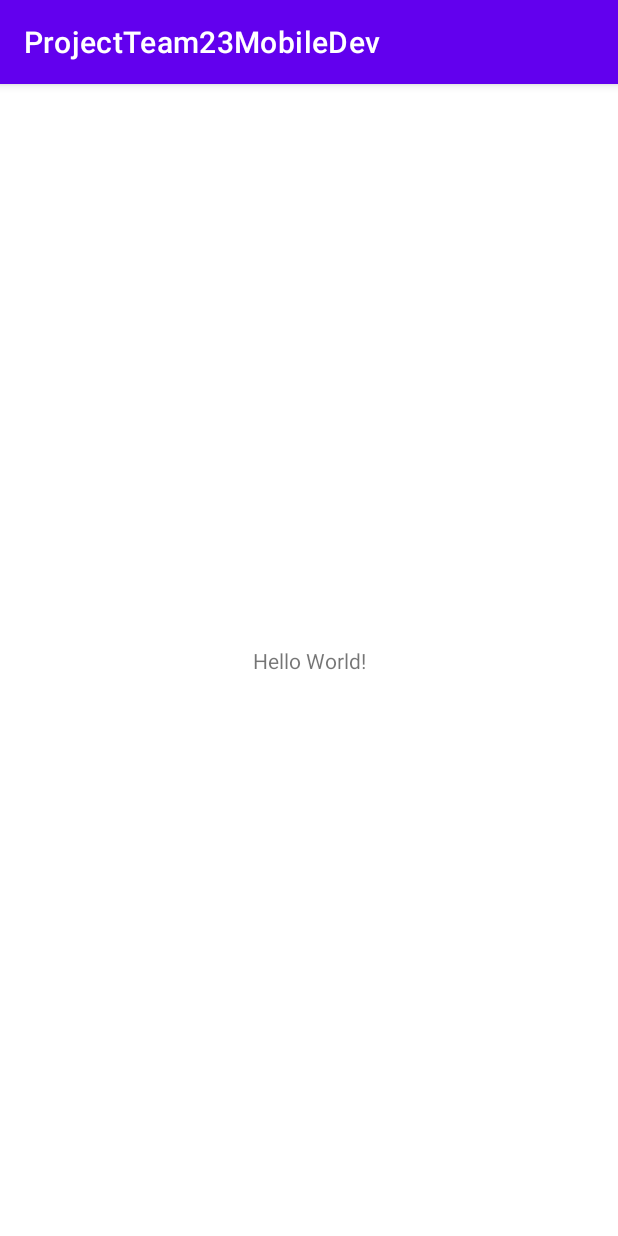
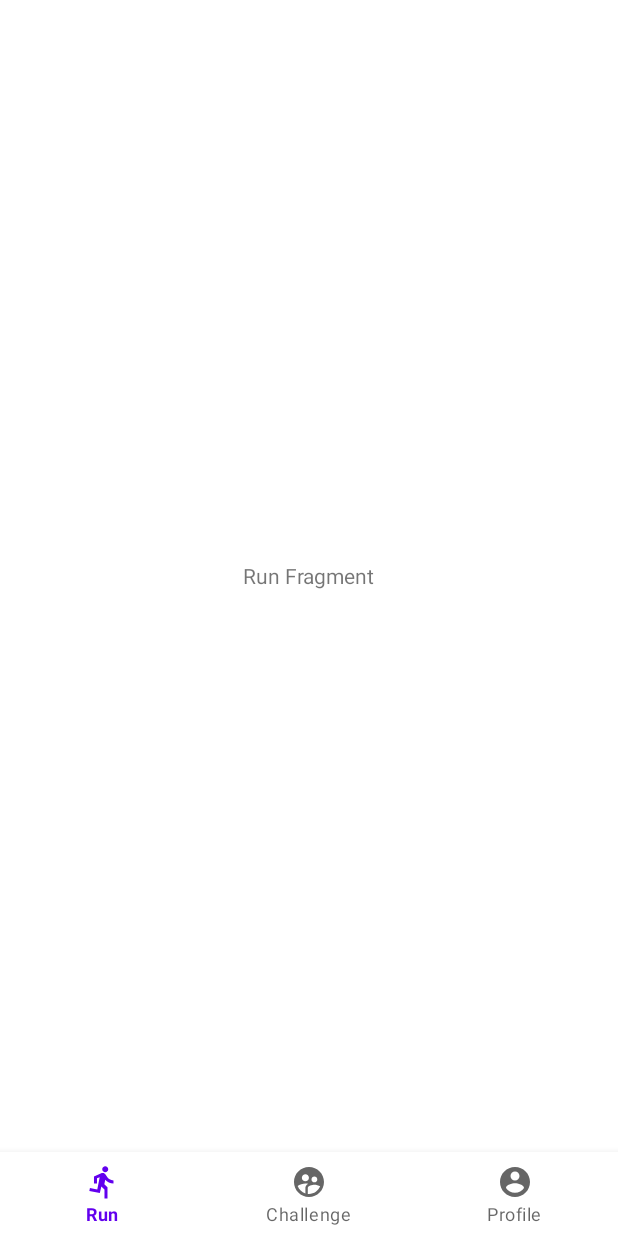
Before and after one commit to sheth-de/BurnIt, an Android app: the screen it shows after launch once a user with an empty profile is signed in (MainActivity), on a phone screen of 412 x 824 dp. Run offline under Robolectric (Android 15) with nearby library versions, the phone set to English and light mode, and no system bars; our stand-ins replace Firebase (no records; nobody signed in at launch, a user with empty details on screens opened directly).

Commit message:
bottom navigation bar

```diff
--- a/app/build.gradle
+++ b/app/build.gradle
@@ -35,6 +35,7 @@ dependencies {
     implementation 'androidx.constraintlayout:constraintlayout:2.1.3'
     implementation 'com.google.firebase:firebase-auth:21.0.3'
     implementation 'com.google.firebase:firebase-firestore:24.1.0'
+    implementation 'androidx.legacy:legacy-support-v4:1.0.0'
     testImplementation 'junit:junit:4.13.2'
     androidTestImplementation 'androidx.test.ext:junit:1.1.3'
     androidTestImplementation 'androidx.test.espresso:espresso-core:3.4.0'
--- /dev/null
+++ b/app/src/main/java/com/example/projectteam23mobiledev/ChallengeFragment.java
@@ -0,0 +1,19 @@
+package com.example.projectteam23mobiledev;
+
+import android.os.Bundle;
+
+import androidx.fragment.app.Fragment;
+
+import android.view.LayoutInflater;
+import android.view.View;
+import android.view.ViewGroup;
+
+public class ChallengeFragment extends Fragment {
+
+    @Override
+    public View onCreateView(LayoutInflater inflater, ViewGroup container,
+                             Bundle savedInstanceState) {
+        // Inflate the layout for this fragment
+        return inflater.inflate(R.layout.fragment_challenge, container, false);
+    }
+}
--- a/app/src/main/java/com/example/projectteam23mobiledev/MainActivity.java
+++ b/app/src/main/java/com/example/projectteam23mobiledev/MainActivity.java
@@ -1,18 +1,30 @@
 package com.example.projectteam23mobiledev;
 
+import androidx.annotation.NonNull;
 import androidx.appcompat.app.AppCompatActivity;
 
 import android.content.Intent;
 import android.os.Bundle;
+import android.view.MenuItem;
 import android.widget.TextView;
 
+import com.google.android.material.badge.BadgeDrawable;
+import com.google.android.material.bottomnavigation.BottomNavigationView;
+import com.google.android.material.navigation.NavigationBarView;
 import com.google.firebase.auth.FirebaseAuth;
 import com.google.firebase.auth.FirebaseUser;
 
 public class MainActivity extends AppCompatActivity {
 
     private FirebaseAuth mAuth;
-    private TextView usr;
+//    private TextView usr;
+    private BottomNavigationView bottomNavigationView;
+
+    private RunFragment runFragment = new RunFragment();
+    private ProfileFragment profileFragment = new ProfileFragment();
+    private ChallengeFragment challengeFragment = new ChallengeFragment();
+
+
 
     @Override
     protected void onCreate(Bundle savedInstanceState) {
@@ -20,12 +32,39 @@ public class MainActivity extends AppCompatActivity {
         setContentView(R.layout.activity_main);
 
         mAuth = FirebaseAuth.getInstance();
-        usr = (TextView) findViewById(R.id.usr);
+//        usr = (TextView) findViewById(R.id.usr);
 
         if (mAuth.getCurrentUser() != null) {
             String em = mAuth.getCurrentUser().getEmail();
-            usr.setText("Hi "+em.substring(0, em.indexOf('@'))+ "!");
+//            usr.setText("Hi "+em.substring(0, em.indexOf('@'))+ "!");
         }
+
+
+        bottomNavigationView = findViewById(R.id.bottom_navigation);
+        getSupportFragmentManager().beginTransaction().replace(R.id.container, runFragment).commit();
+
+//        BadgeDrawable badgeDrawable = bottomNavigationView.getOrCreateBadge(R.id.profile);
+//        badgeDrawable.setVisible(true);
+//        badgeDrawable.setNumber(8);
+
+        bottomNavigationView.setOnItemSelectedListener(new NavigationBarView.OnItemSelectedListener() {
+            @Override
+            public boolean onNavigationItemSelected(@NonNull MenuItem item) {
+                switch (item.getItemId()) {
+                    case R.id.run:
+                        getSupportFragmentManager().beginTransaction().replace(R.id.container, runFragment).commit();
+                        return true;
+                    case R.id.profile:
+                        getSupportFragmentManager().beginTransaction().replace(R.id.container, profileFragment).commit();
+                        return true;
+                    case R.id.challenge:
+                        getSupportFragmentManager().beginTransaction().replace(R.id.container, challengeFragment).commit();
+                        return true;
+                }
+
+                return false;
+            }
+        });
     }
 
     @Override
--- /dev/null
+++ b/app/src/main/java/com/example/projectteam23mobiledev/ProfileFragment.java
@@ -0,0 +1,18 @@
+package com.example.projectteam23mobiledev;
+
+import android.os.Bundle;
+
+import androidx.fragment.app.Fragment;
+
+import android.view.LayoutInflater;
+import android.view.View;
+import android.view.ViewGroup;
+
+public class ProfileFragment extends Fragment {
+    @Override
+    public View onCreateView(LayoutInflater inflater, ViewGroup container,
+                             Bundle savedInstanceState) {
+        // Inflate the layout for this fragment
+        return inflater.inflate(R.layout.fragment_profile, container, false);
+    }
+}
--- /dev/null
+++ b/app/src/main/java/com/example/projectteam23mobiledev/RunFragment.java
@@ -0,0 +1,19 @@
+package com.example.projectteam23mobiledev;
+
+import android.os.Bundle;
+
+import androidx.fragment.app.Fragment;
+
+import android.view.LayoutInflater;
+import android.view.View;
+import android.view.ViewGroup;
+
+public class RunFragment extends Fragment {
+
+    @Override
+    public View onCreateView(LayoutInflater inflater, ViewGroup container,
+                             Bundle savedInstanceState) {
+        // Inflate the layout for this fragment
+        return inflater.inflate(R.layout.fragment_run, container, false);
+    }
+}
--- /dev/null
+++ b/app/src/main/res/drawable/challenge_24.xml
@@ -0,0 +1,10 @@
+<vector xmlns:android="http://schemas.android.com/apk/res/android"
+    android:width="24dp"
+    android:height="24dp"
+    android:viewportWidth="24"
+    android:viewportHeight="24"
+    android:tint="?attr/colorControlNormal">
+  <path
+      android:fillColor="@android:color/white"
+      android:pathData="M11.99,2c-5.52,0 -10,4.48 -10,10s4.48,10 10,10 10,-4.48 10,-10 -4.48,-10 -10,-10zM15.6,8.34c1.07,0 1.93,0.86 1.93,1.93 0,1.07 -0.86,1.93 -1.93,1.93 -1.07,0 -1.93,-0.86 -1.93,-1.93 -0.01,-1.07 0.86,-1.93 1.93,-1.93zM9.6,6.76c1.3,0 2.36,1.06 2.36,2.36 0,1.3 -1.06,2.36 -2.36,2.36s-2.36,-1.06 -2.36,-2.36c0,-1.31 1.05,-2.36 2.36,-2.36zM9.6,15.89v3.75c-2.4,-0.75 -4.3,-2.6 -5.14,-4.96 1.05,-1.12 3.67,-1.69 5.14,-1.69 0.53,0 1.2,0.08 1.9,0.22 -1.64,0.87 -1.9,2.02 -1.9,2.68zM11.99,20c-0.27,0 -0.53,-0.01 -0.79,-0.04v-4.07c0,-1.42 2.94,-2.13 4.4,-2.13 1.07,0 2.92,0.39 3.84,1.15 -1.17,2.97 -4.06,5.09 -7.45,5.09z"/>
+</vector>
--- /dev/null
+++ b/app/src/main/res/drawable/profile_24.xml
@@ -0,0 +1,10 @@
+<vector xmlns:android="http://schemas.android.com/apk/res/android"
+    android:width="24dp"
+    android:height="24dp"
+    android:viewportWidth="24"
+    android:viewportHeight="24"
+    android:tint="?attr/colorControlNormal">
+  <path
+      android:fillColor="@android:color/white"
+      android:pathData="M12,2C6.48,2 2,6.48 2,12s4.48,10 10,10 10,-4.48 10,-10S17.52,2 12,2zM12,5c1.66,0 3,1.34 3,3s-1.34,3 -3,3 -3,-1.34 -3,-3 1.34,-3 3,-3zM12,19.2c-2.5,0 -4.71,-1.28 -6,-3.22 0.03,-1.99 4,-3.08 6,-3.08 1.99,0 5.97,1.09 6,3.08 -1.29,1.94 -3.5,3.22 -6,3.22z"/>
+</vector>
--- /dev/null
+++ b/app/src/main/res/drawable/run_24.xml
@@ -0,0 +1,10 @@
+<vector xmlns:android="http://schemas.android.com/apk/res/android"
+    android:width="24dp"
+    android:height="24dp"
+    android:viewportWidth="24"
+    android:viewportHeight="24"
+    android:tint="?attr/colorControlNormal">
+  <path
+      android:fillColor="@android:color/white"
+      android:pathData="M13.49,5.48c1.1,0 2,-0.9 2,-2s-0.9,-2 -2,-2 -2,0.9 -2,2 0.9,2 2,2zM9.89,19.38l1,-4.4 2.1,2v6h2v-7.5l-2.1,-2 0.6,-3c1.3,1.5 3.3,2.5 5.5,2.5v-2c-1.9,0 -3.5,-1 -4.3,-2.4l-1,-1.6c-0.4,-0.6 -1,-1 -1.7,-1 -0.3,0 -0.5,0.1 -0.8,0.1l-5.2,2.2v4.7h2v-3.4l1.8,-0.7 -1.6,8.1 -4.9,-1 -0.4,2 7,1.4z"/>
+</vector>
--- a/app/src/main/res/layout/activity_main.xml
+++ b/app/src/main/res/layout/activity_main.xml
@@ -1,19 +1,20 @@
-<?xml version="1.0" encoding="utf-8"?>
-<androidx.constraintlayout.widget.ConstraintLayout xmlns:android="http://schemas.android.com/apk/res/android"
+<RelativeLayout
+    xmlns:android="http://schemas.android.com/apk/res/android"
     xmlns:app="http://schemas.android.com/apk/res-auto"
-    xmlns:tools="http://schemas.android.com/tools"
     android:layout_width="match_parent"
-    android:layout_height="match_parent"
-    tools:context=".MainActivity">
+    android:layout_height="wrap_content">
 
-    <TextView
-        android:id="@+id/usr"
-        android:layout_width="wrap_content"
+    <FrameLayout
+        android:layout_width="match_parent"
+        android:layout_height="match_parent"
+        android:id="@+id/container"
+        android:layout_above="@id/bottom_navigation"/>
+
+    <com.google.android.material.bottomnavigation.BottomNavigationView
+        android:id="@+id/bottom_navigation"
+        android:layout_width="match_parent"
         android:layout_height="wrap_content"
-        android:text="Hello World!"
-        app:layout_constraintBottom_toBottomOf="parent"
-        app:layout_constraintLeft_toLeftOf="parent"
-        app:layout_constraintRight_toRightOf="parent"
-        app:layout_constraintTop_toTopOf="parent" />
+        android:layout_alignParentBottom="true"
+        app:menu="@menu/bottom_navigation_menu" />
 
-</androidx.constraintlayout.widget.ConstraintLayout>
+</RelativeLayout>
--- /dev/null
+++ b/app/src/main/res/layout/fragment_challenge.xml
@@ -0,0 +1,15 @@
+<?xml version="1.0" encoding="utf-8"?>
+<RelativeLayout xmlns:android="http://schemas.android.com/apk/res/android"
+    xmlns:tools="http://schemas.android.com/tools"
+    android:layout_width="match_parent"
+    android:layout_height="match_parent"
+    tools:context=".ChallengeFragment">
+
+    <!-- TODO: Update blank fragment layout -->
+    <TextView
+        android:layout_width="wrap_content"
+        android:layout_height="wrap_content"
+        android:layout_centerInParent="true"
+        android:text="Challenge Fragment" />
+
+</RelativeLayout>
--- /dev/null
+++ b/app/src/main/res/layout/fragment_profile.xml
@@ -0,0 +1,15 @@
+<?xml version="1.0" encoding="utf-8"?>
+<RelativeLayout xmlns:android="http://schemas.android.com/apk/res/android"
+    xmlns:tools="http://schemas.android.com/tools"
+    android:layout_width="match_parent"
+    android:layout_height="match_parent"
+    tools:context=".ProfileFragment">
+
+    <!-- TODO: Update blank fragment layout -->
+    <TextView
+        android:layout_width="wrap_content"
+        android:layout_height="wrap_content"
+        android:layout_centerInParent="true"
+        android:text="Profile Fragment" />
+
+</RelativeLayout>
--- /dev/null
+++ b/app/src/main/res/layout/fragment_run.xml
@@ -0,0 +1,16 @@
+<?xml version="1.0" encoding="utf-8"?>
+<RelativeLayout xmlns:android="http://schemas.android.com/apk/res/android"
+    xmlns:tools="http://schemas.android.com/tools"
+    android:layout_width="match_parent"
+    android:layout_height="match_parent"
+    tools:context=".RunFragment">
+
+    <!-- TODO: Update blank fragment layout -->
+    <TextView
+        android:layout_width="wrap_content"
+        android:layout_height="wrap_content"
+        android:text="Run Fragment"
+        android:layout_centerInParent="true"/>
+
+
+</RelativeLayout>
--- /dev/null
+++ b/app/src/main/res/menu/bottom_navigation_menu.xml
@@ -0,0 +1,17 @@
+<menu xmlns:android="http://schemas.android.com/apk/res/android">
+    <item
+        android:id="@+id/run"
+        android:enabled="true"
+        android:icon="@drawable/run_24"
+        android:title="@string/run"/>
+    <item
+        android:id="@+id/challenge"
+        android:enabled="true"
+        android:icon="@drawable/challenge_24"
+        android:title="@string/challenge"/>
+    <item
+        android:id="@+id/profile"
+        android:enabled="true"
+        android:icon="@drawable/profile_24"
+        android:title="@string/profile"/>
+</menu>
--- a/app/src/main/res/values/strings.xml
+++ b/app/src/main/res/values/strings.xml
@@ -1,3 +1,8 @@
 <resources>
     <string name="app_name">ProjectTeam23MobileDev</string>
+    <string name="run">Run</string>
+    <string name="challenge">Challenge</string>
+    <string name="profile">Profile</string>
+    <!-- TODO: Remove or change this placeholder text -->
+    <string name="hello_blank_fragment">Hello blank fragment</string>
 </resources>
--- a/app/src/main/res/values/themes.xml
+++ b/app/src/main/res/values/themes.xml
@@ -1,6 +1,6 @@
 <resources xmlns:tools="http://schemas.android.com/tools">
     <!-- Base application theme. -->
-    <style name="Theme.ProjectTeam23MobileDev" parent="Theme.MaterialComponents.DayNight.DarkActionBar">
+    <style name="Theme.ProjectTeam23MobileDev" parent="Theme.MaterialComponents.DayNight.NoActionBar">
         <!-- Primary brand color. -->
         <item name="colorPrimary">@color/purple_500</item>
         <item name="colorPrimaryVariant">@color/purple_700</item>
```
